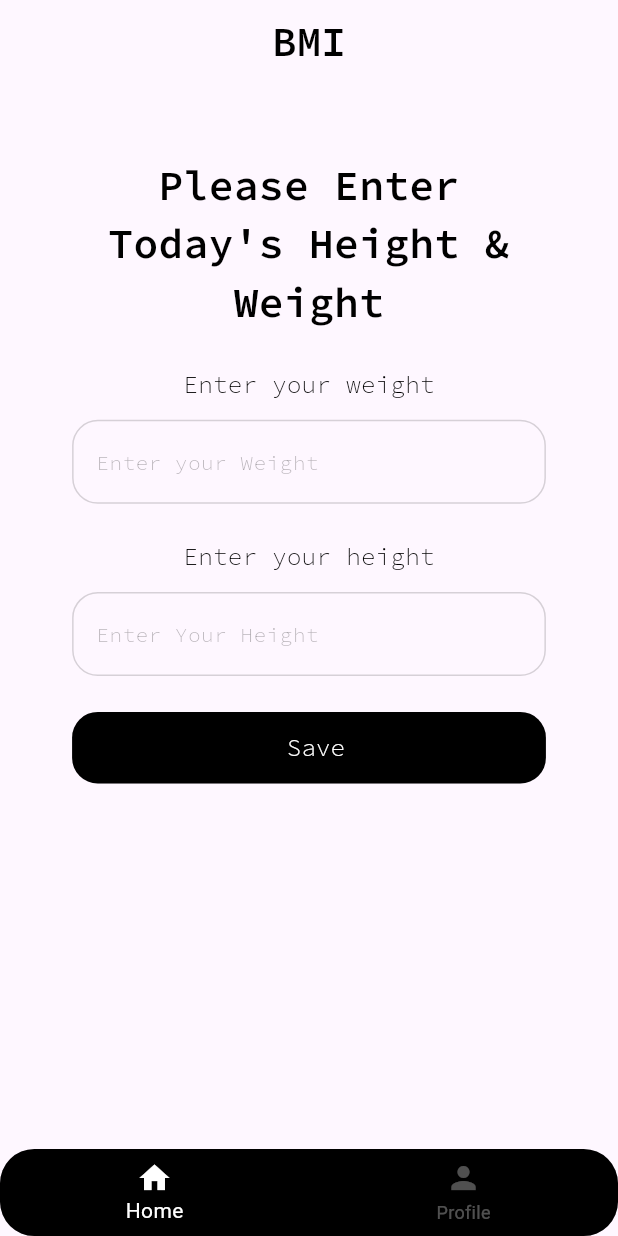
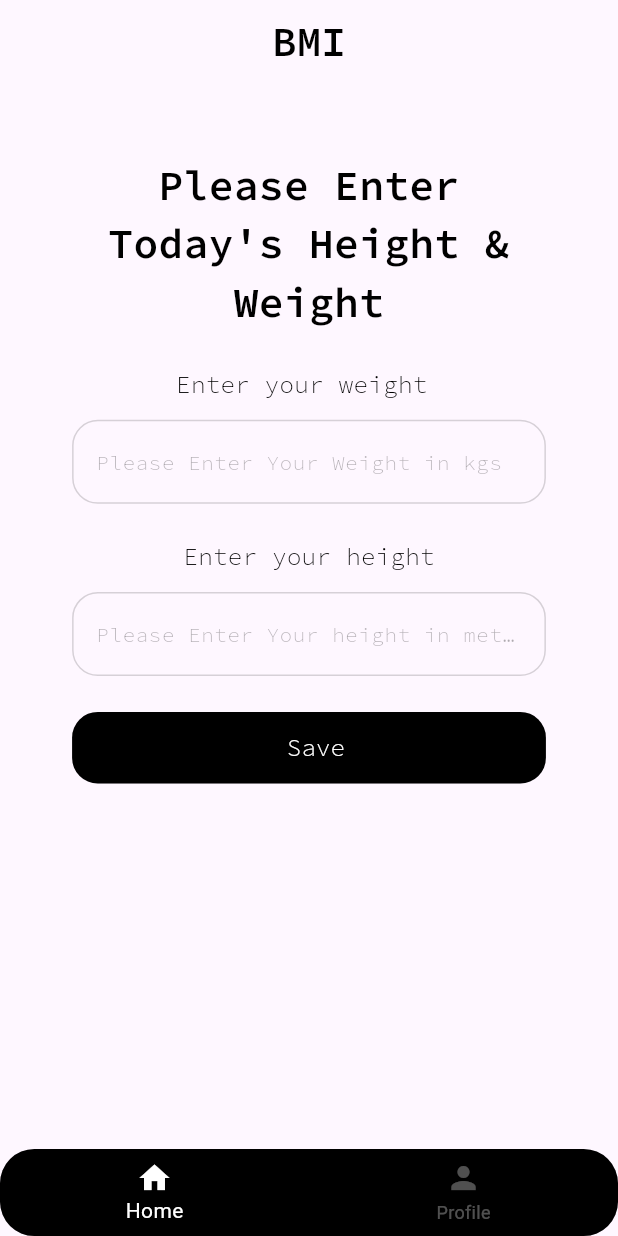
Before and after one commit to Datrix001/BMI-Tracker, a Flutter app: the screen it shows once a user with an empty profile is signed in, on a phone screen of 412 x 824 dp. Run offline on Flutter 3.47's test engine with Material 3 defaults, Android fonts, the phone set to English and light mode, and no system bars; our stand-ins replace fl_chart, flutter_bloc, flutter_dotenv, flutter_screenutil, flutter_svg, get_it and 6 more; accounts and stored records are empty; network calls fail.

Commit message:
Fixed Minor Ui bugs

```diff
--- a/lib/features/home/presentation/screens/bmi.dart
+++ b/lib/features/home/presentation/screens/bmi.dart
@@ -76,10 +76,10 @@ class _BmiScreenState extends State<BmiScreen> {
 
                   Padding(
                     padding: EdgeInsets.only(top: 20.h, bottom: 10.h),
-                    child: appTextB1("Enter your weight"),
+                    child: appTextB1("Enter your weight "),
                   ),
                   CustomFormField(
-                    hintText: "Enter your Weight",
+                    hintText: "Please Enter Your Weight in kgs",
                     isPassword: false,
                     controller: weightController,
                   ),
@@ -88,7 +88,7 @@ class _BmiScreenState extends State<BmiScreen> {
                     child: appTextB1("Enter your height"),
                   ),
                   CustomFormField(
-                    hintText: "Enter Your Height",
+                    hintText: "Please Enter Your height in meters",
                     isPassword: false,
                     controller: heightController,
                   ),
```
Also changed, not shown: lib/features/auth/presentation/screens/signup_screen.dart (+5 -2 lines).
